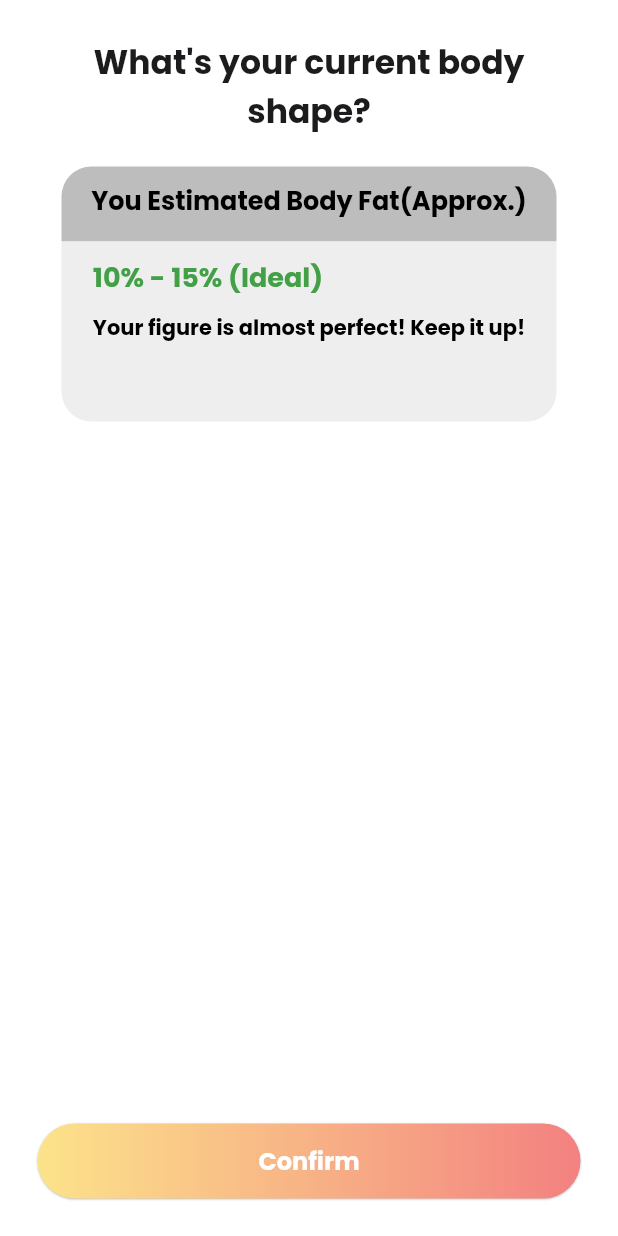
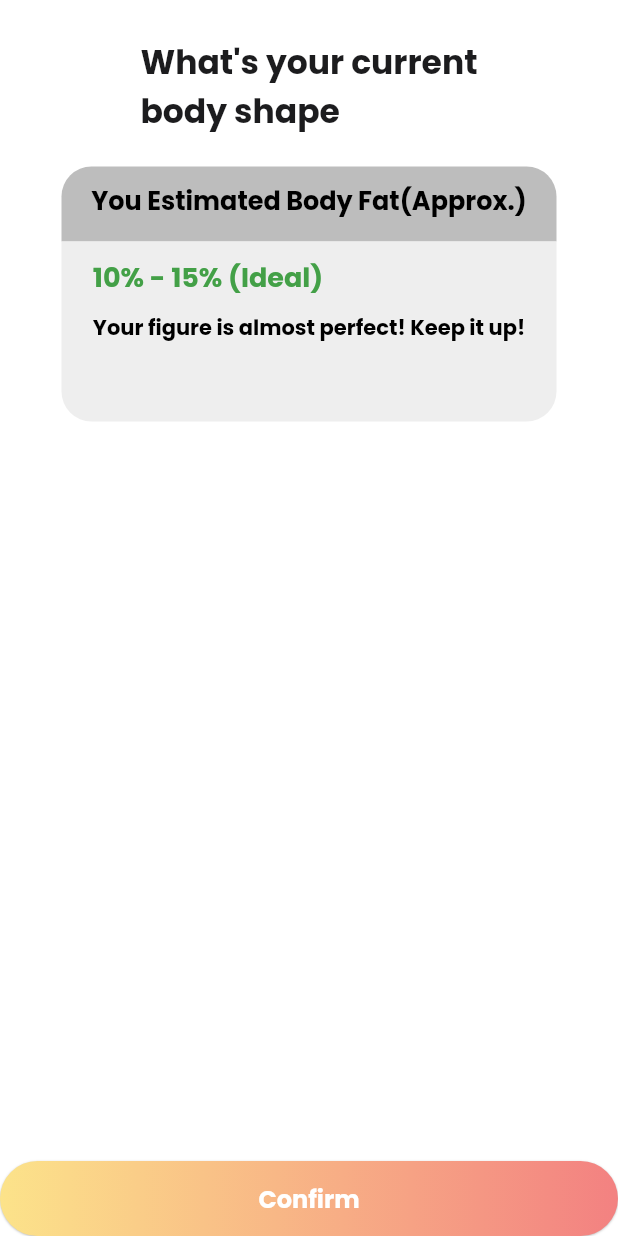
Before and after one commit to teerutt/FitPang, a Flutter app: the CurrentBody screen opened directly, on a phone screen of 412 x 824 dp. Run offline on Flutter 3.47's test engine with Material 2 defaults, Android fonts, the phone set to English and light mode, and no system bars; our stand-ins replace carousel_slider.

Commit message:
teerut แก้ต่อด้วย

```diff
--- a/lib/common_widget/carousel_silder.dart
+++ b/lib/common_widget/carousel_silder.dart
@@ -9,13 +9,7 @@ class MyCarouselSlider extends StatefulWidget {
 
 class _MyCarouselSliderState extends State<MyCarouselSlider>
     with TickerProviderStateMixin {
-  List<String> assets = [
-    'assets/img1.png',
-    'assets/img2.png',
-    'assets/img3.png',
-    'assets/img4.png',
-    'assets/img5.png'
-  ];
+  List<String> assets = ['', '', '', '', ''];
   final color = [
     Colors.red,
     Colors.amber,
--- a/lib/view/complete_profile/current_body.dart
+++ b/lib/view/complete_profile/current_body.dart
@@ -2,7 +2,7 @@ import 'package:fitpang/view/complete_profile/desired_body.dart';
 import 'package:flutter/material.dart';
 import 'package:fitpang/common/color_extension.dart';
 import 'package:fitpang/common_widget/round_button.dart';
-import 'package:fitpang/common_widget/carousel_silder.dart';
+import 'package:carousel_slider/carousel_slider.dart';
 
 class CurrentBody extends StatefulWidget {
   const CurrentBody({super.key});
@@ -12,48 +12,139 @@ class CurrentBody extends StatefulWidget {
 }
 
 class _CurrentBodyState extends State<CurrentBody> {
+  final List<String> imgList = [
+    '/assets/img/muscle.png',
+    '/assets/img/weight.png',
+    '/assets/img/height.png',
+    '/assets/img/height.png',
+    '/assets/img/height.png',
+  ];
+
   @override
   Widget build(BuildContext context) {
     return Scaffold(
       backgroundColor: TColor.white,
       body: SafeArea(
         child: Column(
-          mainAxisAlignment: MainAxisAlignment.start,
+          mainAxisAlignment: MainAxisAlignment.center,
           children: [
             Padding(
               padding: const EdgeInsets.all(25.0),
               child: Column(
-                mainAxisAlignment: MainAxisAlignment.start,
+                mainAxisAlignment: MainAxisAlignment.center,
                 children: [
                   Text(
-                    "What's your current body",
+                    "What's your current\nbody shape",
                     style: TextStyle(
                         fontSize: 22,
-                        fontWeight: FontWeight.bold,
+                        fontWeight: FontWeight.w700,
                         color: TColor.black),
                   ),
-                  Text(
-                    "shape?",
-                    style: TextStyle(
-                        fontSize: 22,
-                        fontWeight: FontWeight.bold,
-                        color: TColor.black),
-                  ),
-                  SizedBox(
+                  const SizedBox(
                     height: 20,
                   ),
+                  // Builder(
+                  //   builder: (context) {
+                  //     final double height = MediaQuery.of(context).size.height;
+                  //     Center(
+                  //       child: CarouselSlider(
+                  //         items: goalArr
+                  //             .map(
+                  //               (gObj) => Container(
+                  //                 decoration: BoxDecoration(
+                  //                   gradient: LinearGradient(
+                  //                       colors: TColor.primaryG,
+                  //                       begin: Alignment.topLeft,
+                  //                       end: Alignment.bottomRight),
+                  //                   borderRadius: BorderRadius.circular(25),
+                  //                 ),
+                  //                 padding: EdgeInsets.symmetric(
+                  //                     vertical: media.width * 0.1,
+                  //                     horizontal: 25),
+                  //                 alignment: Alignment.center,
+                  //                 child: FittedBox(
+                  //                   child: Column(
+                  //                     children: [
+                  //                       Image.asset(
+                  //                         gObj["image"].toString(),
+                  //                         width: media.width * 0.5,
+                  //                         fit: BoxFit.fitWidth,
+                  //                       ),
+                  //                       SizedBox(
+                  //                         height: media.width * 0.1,
+                  //                       ),
+                  //                       Text(
+                  //                         gObj["title"].toString(),
+                  //                         style: TextStyle(
+                  //                             color: TColor.white,
+                  //                             fontSize: 14,
+                  //                             fontWeight: FontWeight.w700),
+                  //                       ),
+                  //                       Container(
+                  //                         width: media.width * 0.1,
+                  //                         height: 1,
+                  //                         color: TColor.white,
+                  //                       ),
+                  //                       SizedBox(
+                  //                         height: media.width * 0.02,
+                  //                       ),
+                  //                       Text(
+                  //                         gObj["subtitle"].toString(),
+                  //                         textAlign: TextAlign.center,
+                  //                         style: TextStyle(
+                  //                             color: TColor.white,
+                  //                             fontSize: 12),
+                  //                       ),
+                  //                     ],
+                  //                   ),
+                  //                 ),
+                  //               ),
+                  //             )
+                  //             .toList(),
+                  //         carouselController: buttonCarouselController,
+                  //         options: CarouselOptions(
+                  //           autoPlay: false,
+                  //           enlargeCenterPage: true,
+                  //           viewportFraction: 0.7,
+                  //           aspectRatio: 0.74,
+                  //           initialPage: 0,
+                  //         ),
+                  //       ),
+                  //     ),
+
+                  // CarouselSlider(
+                  //   options: CarouselOptions(
+                  //     height: height,
+                  //     viewportFraction: 1.0,
+                  //     enlargeCenterPage: false,
+                  //     // autoPlay: false,
+                  //   ),
+                  //   items: imgList
+                  //       .map(
+                  //         (item) => Center(
+                  //             child: Image.network(
+                  //           item,
+                  //           fit: BoxFit.cover,
+                  //           height: height,
+                  //         )),
+                  //       )
+                  //       .toList(),
+                  // );
+                  //   },
+                  // ),
+                  // !!! Your Estimated Body Fat (grey box) !!!
                   Container(
-                    padding: EdgeInsets.all(10.0),
+                    padding: const EdgeInsets.all(10.0),
                     width: 330,
                     height: 50,
                     decoration: BoxDecoration(
                       color: Colors.grey[400],
-                      borderRadius: BorderRadius.only(
+                      borderRadius: const BorderRadius.only(
                         topLeft: Radius.circular(20.0),
                         topRight: Radius.circular(20.0),
                       ),
                     ),
-                    child: Center(
+                    child: const Center(
                       child: Column(
                         crossAxisAlignment: CrossAxisAlignment.start,
                         children: [
@@ -62,20 +153,21 @@ class _CurrentBodyState extends State<CurrentBody> {
                             style: TextStyle(
                               color: Colors.black,
                               fontSize: 17.0,
-                              fontWeight: FontWeight.bold,
+                              fontWeight: FontWeight.w700,
                             ),
                           ),
                         ],
                       ),
                     ),
                   ),
+                  // !!! Percentage (white box) !!!
                   Container(
-                    padding: EdgeInsets.all(10.0),
+                    padding: const EdgeInsets.all(10.0),
                     width: 330,
                     height: 120,
                     decoration: BoxDecoration(
                       color: Colors.grey[200],
-                      borderRadius: BorderRadius.only(
+                      borderRadius: const BorderRadius.only(
                         bottomLeft: Radius.circular(20.0),
                         bottomRight: Radius.circular(20.0),
                       ),
@@ -89,19 +181,19 @@ class _CurrentBodyState extends State<CurrentBody> {
                             style: TextStyle(
                               color: Colors.green[600],
                               fontSize: 18.0,
-                              fontWeight: FontWeight.bold,
+                              fontWeight: FontWeight.w700,
                             ),
                           ),
-                          SizedBox(
+                          const SizedBox(
                             height: 10.0,
                           ),
-                          Flexible(
+                          const Flexible(
                             child: Text(
                               "Your figure is almost perfect! Keep it up!",
                               style: TextStyle(
                                 color: Colors.black,
                                 fontSize: 14.0,
-                                fontWeight: FontWeight.bold,
+                                fontWeight: FontWeight.w700,
                               ),
                             ),
                           ),
@@ -112,12 +204,12 @@ class _CurrentBodyState extends State<CurrentBody> {
                 ],
               ),
             ),
-            // Use Expanded to make sure the Confirm button takes the remaining space
+            // !!! Confirm Button !!!
             Expanded(
               child: Align(
                 alignment: Alignment.bottomCenter,
                 child: Padding(
-                  padding: const EdgeInsets.all(25.0),
+                  padding: const EdgeInsets.only(top: 25.0),
                   child: RoundButton(
                     title: "Confirm",
                     onPressed: () {
--- a/lib/view/complete_profile/weight_view.dart
+++ b/lib/view/complete_profile/weight_view.dart
@@ -35,7 +35,8 @@ class _WeightViewState extends State<WeightView> {
                 // Wrap the container with ClipRRect
                 borderRadius: BorderRadius.circular(20.0),
                 child: Container(
-                  color: TColor.lightenGray, // Set your desired background color
+                  color:
+                      TColor.lightenGray, // Set your desired background color
                   // padding: EdgeInsets.all(20),
                   child: Column(
                     crossAxisAlignment: CrossAxisAlignment.start,
@@ -93,9 +94,9 @@ class _WeightViewState extends State<WeightView> {
               child: Text(
                 "kg",
                 style: TextStyle(
-                  color: TColor.midGray,
-                  fontSize: 14,
-                  fontWeight: FontWeight.w700),
+                    color: TColor.midGray,
+                    fontSize: 14,
+                    fontWeight: FontWeight.w700),
               ),
             ),
             Container(
@@ -115,7 +116,7 @@ class _WeightViewState extends State<WeightView> {
                     ),
                   ),
                   Text(
-                    "You can always change later",
+                    "You have to update weekly",
                     textAlign: TextAlign.center,
                     style: TextStyle(color: TColor.gray, fontSize: 12),
                   ),
```
